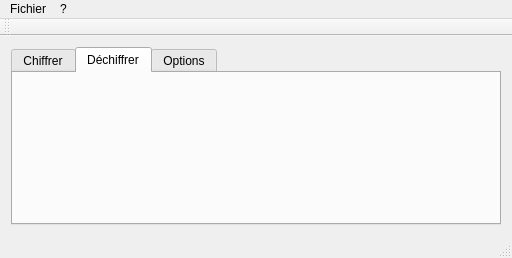
Above: mainwindow.ui from bouligo/encipher-me before the change. Below: the same form after it.
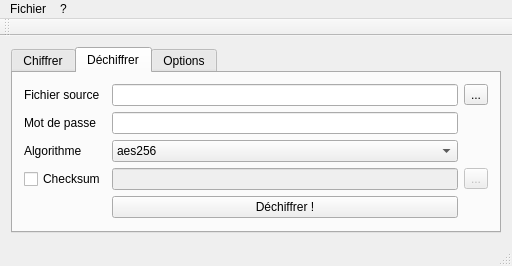
That is the form after the change. The open tabs and pages were chosen to show the change.

Commit message: first alpha release, capable of (de/en)cipher data

What changed in the file:
```diff
--- a/mainwindow.ui
+++ b/mainwindow.ui
@@ -76,6 +76,101 @@
        <attribute name="title">
         <string>Déchiffrer</string>
        </attribute>
+       <layout class="QGridLayout" name="gridLayout_2">
+        <item row="2" column="0">
+         <widget class="QLabel" name="label_6">
+          <property name="text">
+           <string>Algorithme</string>
+          </property>
+         </widget>
+        </item>
+        <item row="1" column="0">
+         <widget class="QLabel" name="label_5">
+          <property name="text">
+           <string>Mot de passe</string>
+          </property>
+         </widget>
+        </item>
+        <item row="1" column="2">
+         <widget class="QLineEdit" name="passwordToDecipherWith">
+          <property name="echoMode">
+           <enum>QLineEdit::Password</enum>
+          </property>
+         </widget>
+        </item>
+        <item row="0" column="3">
+         <widget class="QToolButton" name="browseForFileToDecipher">
+          <property name="text">
+           <string>...</string>
+          </property>
+         </widget>
+        </item>
+        <item row="0" column="2">
+         <widget class="QLineEdit" name="filesToDecipher">
+          <property name="readOnly">
+           <bool>true</bool>
+          </property>
+         </widget>
+        </item>
+        <item row="0" column="0">
+         <widget class="QLabel" name="label_4">
+          <property name="text">
+           <string>Fichier source</string>
+          </property>
+         </widget>
+        </item>
+        <item row="4" column="2">
+         <widget class="QPushButton" name="decipher">
+          <property name="text">
+           <string>Déchiffrer !</string>
+          </property>
+         </widget>
+        </item>
+        <item row="3" column="2">
+         <widget class="QLineEdit" name="checksumFilesToCheck">
+          <property name="enabled">
+           <bool>false</bool>
+          </property>
+          <property name="readOnly">
+           <bool>true</bool>
+          </property>
+         </widget>
+        </item>
+        <item row="3" column="0">
+         <widget class="QCheckBox" name="checksumCheckboxToCheck">
+          <property name="text">
+           <string>Checksum</string>
+          </property>
+         </widget>
+        </item>
+        <item row="3" column="3">
+         <widget class="QToolButton" name="browseForChecksum">
+          <property name="enabled">
+           <bool>false</bool>
+          </property>
+          <property name="text">
+           <string>...</string>
+          </property>
+         </widget>
+        </item>
+        <item row="2" column="2">
+         <widget class="QComboBox" name="comboBoxCipherToDecipher">
+          <property name="currentIndex">
+           <number>1</number>
+          </property>
+          <item>
+           <property name="text">
+            <string>aes128</string>
+           </property>
+          </item>
+          <item>
+           <property name="text">
+            <string>aes256</string>
+           </property>
+          </item>
+         </widget>
+        </item>
+       </layout>
       </widget>
       <widget class="QWidget" name="tab_3">
        <attribute name="title">
```
Left out of the diff: 72 changed lines with no effect on the pictures. The commit also changes 6 other files.
